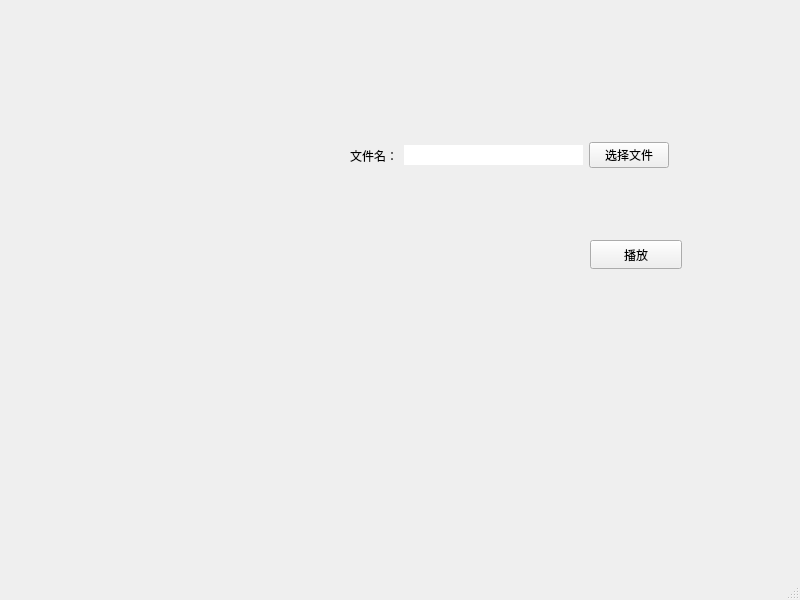
First picture: the form in mainwindow.ui, repository LGH2713/videoEditor, before the edit.
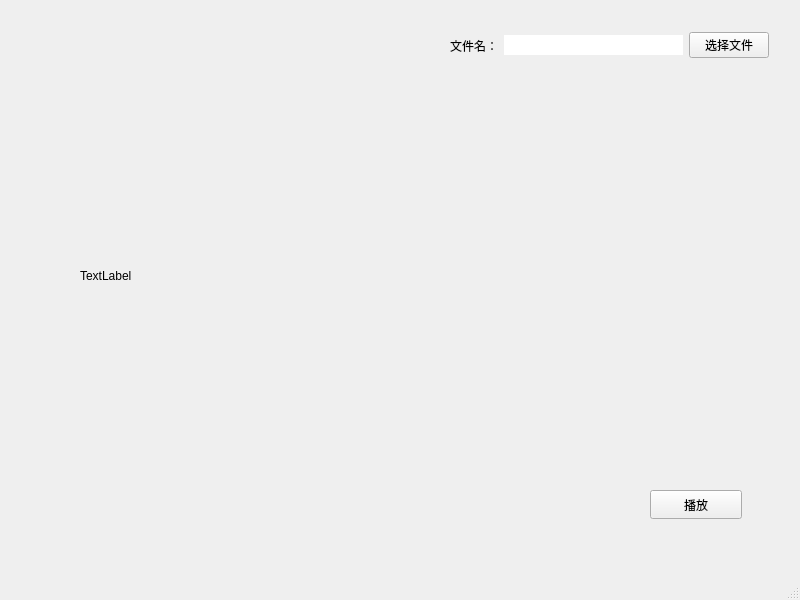
Second picture: the form after the edit.

Commit message: feat: sdl嵌入qt窗口

What changed in the file:
```diff
--- a/mainwindow.ui
+++ b/mainwindow.ui
@@ -17,8 +17,8 @@
    <widget class="QPushButton" name="playButton">
     <property name="geometry">
      <rect>
-      <x>590</x>
-      <y>240</y>
+      <x>650</x>
+      <y>490</y>
       <width>92</width>
       <height>29</height>
      </rect>
@@ -30,8 +30,8 @@
    <widget class="QWidget" name="horizontalLayoutWidget">
     <property name="geometry">
      <rect>
-      <x>350</x>
-      <y>140</y>
+      <x>450</x>
+      <y>30</y>
       <width>319</width>
       <height>31</height>
      </rect>
@@ -63,6 +63,19 @@
      </item>
     </layout>
    </widget>
+   <widget class="QLabel" name="player">
+    <property name="geometry">
+     <rect>
+      <x>80</x>
+      <y>120</y>
+      <width>661</width>
+      <height>311</height>
+     </rect>
+    </property>
+    <property name="text">
+     <string>TextLabel</string>
+    </property>
+   </widget>
   </widget>
   <widget class="QStatusBar" name="statusbar"/>
   <widget class="QMenuBar" name="menubar">
```
The commit also changes 1 other file.
